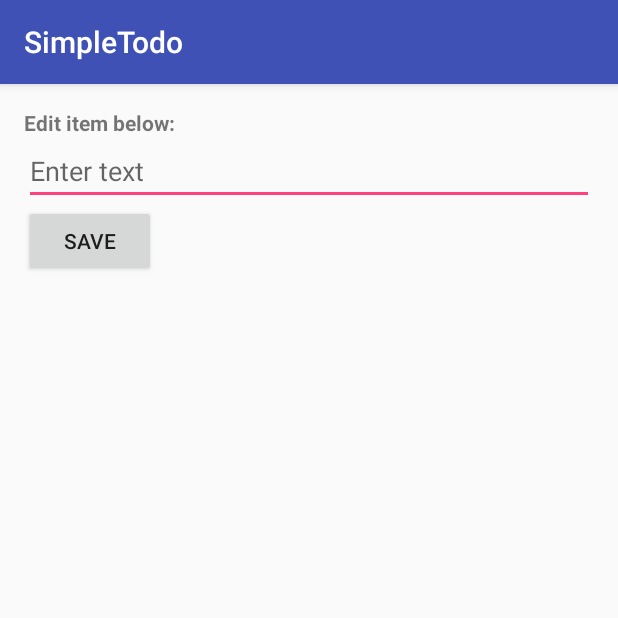
After one commit to cariseterravion/simple-todo, an Android app: the EditItemActivity screen opened directly, with no data from a screen before it, on a phone screen of 412 x 824 dp, the top half of it. The commit adds this screen. Run offline under Robolectric (Android 15) with nearby library versions, the phone set to English and light mode, and no system bars.

Commit message:
edit and remove items

```diff
--- a/app/src/main/AndroidManifest.xml
+++ b/app/src/main/AndroidManifest.xml
@@ -15,6 +15,7 @@
                 <category android:name="android.intent.category.LAUNCHER" />
             </intent-filter>
         </activity>
+        <activity android:name=".activity.EditItemActivity"></activity>
     </application>
 
 </manifest>
--- /dev/null
+++ b/app/src/main/java/com/codepath/simpletodo/activity/EditItemActivity.java
@@ -0,0 +1,39 @@
+package com.codepath.simpletodo.activity;
+
+import android.content.Intent;
+import android.os.Bundle;
+import android.support.v7.app.AppCompatActivity;
+import android.view.View;
+import android.widget.EditText;
+
+import com.codepath.simpletodo.R;
+
+// TODO: use fragments instead of creating this new activity
+public class EditItemActivity extends AppCompatActivity {
+    private int position;
+    private String text;
+
+    @Override
+    protected void onCreate(Bundle savedInstanceState) {
+        super.onCreate(savedInstanceState);
+        setContentView(R.layout.activity_edit_item);
+        Intent intent = getIntent();
+        position = intent.getIntExtra("todo_item_position", -1);
+        text = intent.getStringExtra("todo_item_text");
+        if (text == null) {
+            text = "";
+        }
+        EditText editTextView = (EditText) findViewById(R.id.edit_item_text);
+        editTextView.setText(text);
+        editTextView.setSelection(text.length());
+    }
+
+    public void onSaveItem(View v) {
+        text = ((EditText) findViewById(R.id.edit_item_text)).getText().toString();
+        Intent output = new Intent();
+        output.putExtra("todo_item_text", text);
+        output.putExtra("todo_item_position", position);
+        setResult(RESULT_OK, output);
+        finish();
+    }
+}
--- /dev/null
+++ b/app/src/main/res/layout/activity_edit_item.xml
@@ -0,0 +1,33 @@
+<?xml version="1.0" encoding="utf-8"?>
+<RelativeLayout xmlns:android="http://schemas.android.com/apk/res/android"
+    xmlns:tools="http://schemas.android.com/tools"
+    android:layout_width="match_parent"
+    android:layout_height="match_parent"
+    android:paddingBottom="@dimen/activity_vertical_margin"
+    android:paddingLeft="@dimen/activity_horizontal_margin"
+    android:paddingRight="@dimen/activity_horizontal_margin"
+    android:paddingTop="@dimen/activity_vertical_margin"
+    tools:context=".activity.EditItemActivity">
+
+    <TextView
+        android:id="@+id/edit_item_label"
+        android:layout_width="match_parent"
+        android:layout_height="wrap_content"
+        android:text="Edit item below:"
+        android:textStyle="bold"
+        />
+    <EditText
+        android:layout_width="match_parent"
+        android:layout_height="wrap_content"
+        android:id="@+id/edit_item_text"
+        android:hint="Enter text"
+        android:layout_below="@id/edit_item_label"/>
+
+    <Button
+        android:layout_width="wrap_content"
+        android:layout_height="wrap_content"
+        android:text="Save"
+        android:layout_below="@id/edit_item_text"
+        android:id="@+id/save_item_btn"
+        android:onClick="onSaveItem"/>
+</RelativeLayout>
```
Also changed, not shown: app/src/main/java/com/codepath/simpletodo/MainActivity.java (+63 -5 lines), app/src/main/java/com/codepath/simpletodo/adapter/TodoRecyclerAdapter.java (+21 -1 lines), app/src/main/java/com/codepath/simpletodo/helper/DataHandler.java (added, +13 -0 lines), app/src/main/java/com/codepath/simpletodo/helper/DividerItemDecoration.java (added, +106 -0 lines), app/src/main/res/layout/layout_todo_row.xml (+6 -5 lines).
